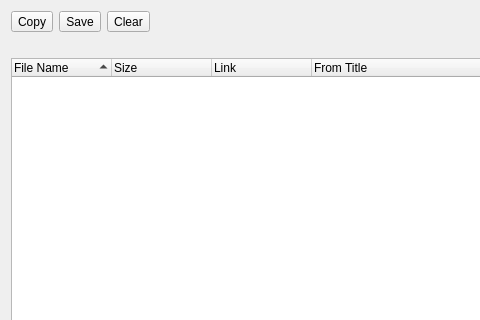
This is cart.ui in androidarduino/verycdgrabber as Qt 5 draws it before an edit; both pictures show x 0 to 480 and y 0 to 320 of the 938 by 671 pixel window. The edited form follows.
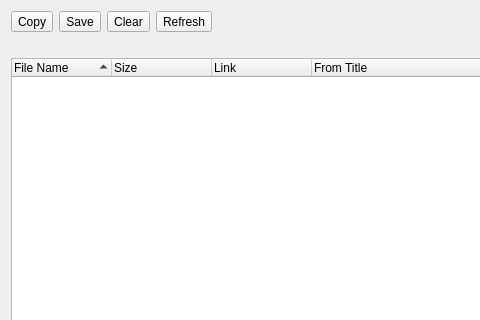
This is the edited form.

Commit message: now the history is basically working, next step is to implement cart editing and blocking features

Diff of the .ui file:
```diff
--- a/cart.ui
+++ b/cart.ui
@@ -37,6 +37,13 @@
        </property>
       </widget>
      </item>
+     <item>
+      <widget class="QToolButton" name="refreshButton">
+       <property name="text">
+        <string>Refresh</string>
+       </property>
+      </widget>
+     </item>
      <item>
       <spacer name="horizontalSpacer">
        <property name="orientation">
```
Left out of the diff: 6 changed lines with no effect on the pictures. The commit also changes 8 other files.
